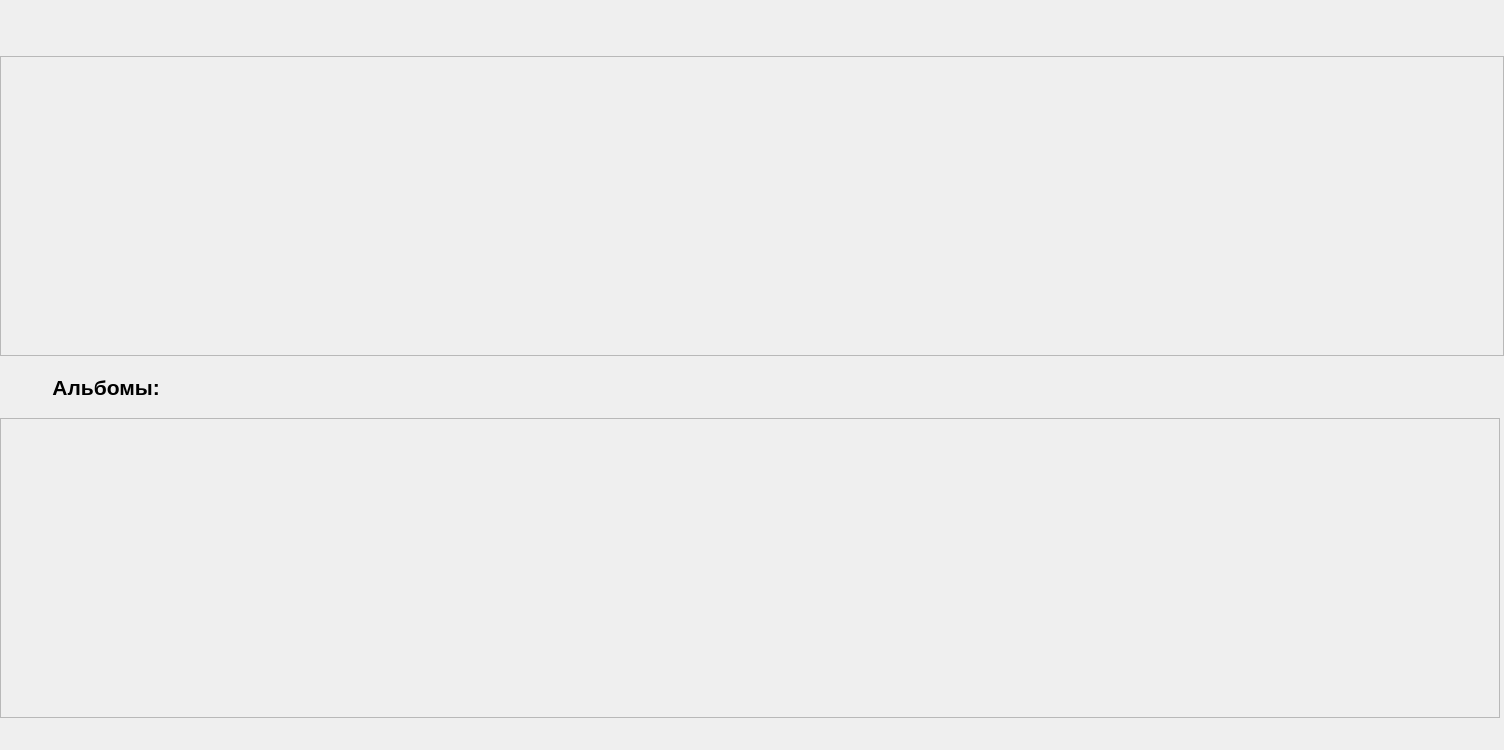
Qt form fragments/performerfragment.ui (BethsFaith/musicService) before a commit.
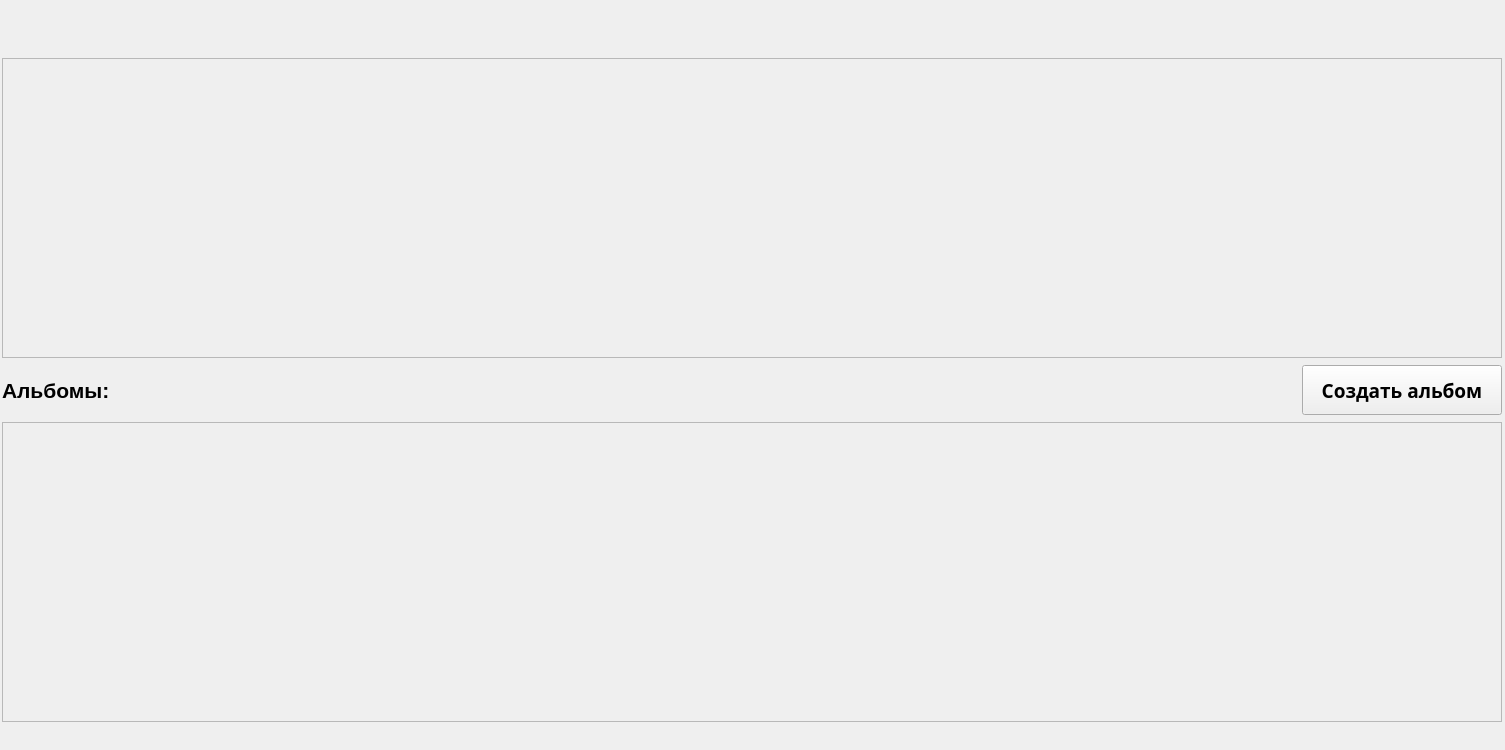
The same form after that commit.

Patch:
```diff
--- a/fragments/performerfragment.ui
+++ b/fragments/performerfragment.ui
@@ -6,22 +6,10 @@
    <rect>
     <x>0</x>
     <y>0</y>
-    <width>1504</width>
+                <width>1505</width>
     <height>750</height>
    </rect>
   </property>
-  <property name="minimumSize">
-   <size>
-    <width>1504</width>
-    <height>750</height>
-   </size>
-  </property>
-  <property name="maximumSize">
-   <size>
-    <width>1504</width>
-    <height>750</height>
-   </size>
-  </property>
   <property name="windowTitle">
    <string>Frame</string>
   </property>
@@ -31,7 +19,7 @@
      <x>0</x>
      <y>0</y>
      <width>1504</width>
-     <height>721</height>
+                    <height>724</height>
     </rect>
    </property>
    <layout class="QHBoxLayout" name="horizontalLayout">
@@ -69,9 +57,15 @@
       </item>
       <item>
        <widget class="QScrollArea" name="SA_Songs">
+                                <property name="minimumSize">
+                                    <size>
+                                        <width>150</width>
+                                        <height>300</height>
+                                    </size>
+                                </property>
         <property name="maximumSize">
          <size>
-          <width>16777215</width>
+                                        <width>1500</width>
           <height>300</height>
          </size>
         </property>
@@ -87,12 +81,14 @@
            <x>0</x>
            <y>0</y>
            <width>1498</width>
-           <height>297</height>
+                                            <height>298</height>
           </rect>
          </property>
         </widget>
        </widget>
       </item>
+                        <item>
+                            <layout class="QHBoxLayout" name="horizontalLayout_3">
       <item>
        <widget class="QLabel" name="l_albums">
         <property name="minimumSize">
@@ -116,12 +112,41 @@
          </font>
         </property>
         <property name="text">
-         <string>         Альбомы:</string>
+                                            <string>Альбомы:</string>
         </property>
         <property name="alignment">
          <set>Qt::AlignLeading|Qt::AlignLeft|Qt::AlignVCenter</set>
         </property>
        </widget>
+                                </item>
+                                <item>
+                                    <widget class="QPushButton" name="pb_createAlbum">
+                                        <property name="minimumSize">
+                                            <size>
+                                                <width>200</width>
+                                                <height>50</height>
+                                            </size>
+                                        </property>
+                                        <property name="maximumSize">
+                                            <size>
+                                                <width>200</width>
+                                                <height>50</height>
+                                            </size>
+                                        </property>
+                                        <property name="font">
+                                            <font>
+                                                <family>Segoe UI Black</family>
+                                                <pointsize>14</pointsize>
+                                                <weight>75</weight>
+                                                <bold>true</bold>
+                                            </font>
+                                        </property>
+                                        <property name="text">
+                                            <string>Создать альбом</string>
+                                        </property>
+                                    </widget>
+                                </item>
+                            </layout>
       </item>
       <item>
        <widget class="QScrollArea" name="SA_albums">
```
Lines whose indentation alone changed are shown as unchanged.
